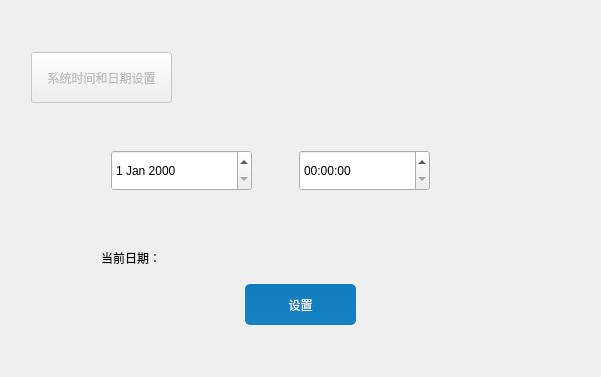
Before: the Qt Designer form timesetting.ui in jjzhang166/DvrUI, drawn with Qt 5.
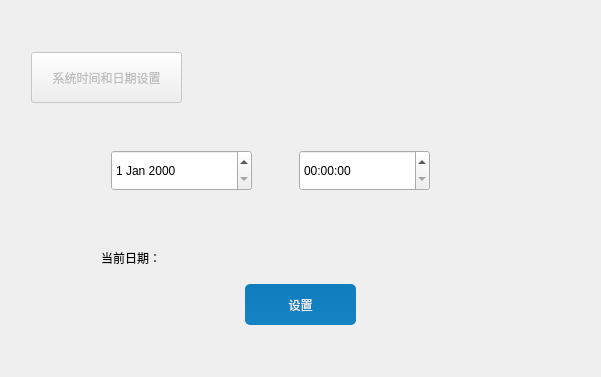
After: the same form once the commit is applied.

Diff of the .ui file:
```diff
--- a/timesetting.ui
+++ b/timesetting.ui
@@ -56,13 +56,13 @@
        </property>
        <property name="minimumSize">
         <size>
-         <width>141</width>
+         <width>151</width>
          <height>51</height>
         </size>
        </property>
        <property name="maximumSize">
         <size>
-         <width>141</width>
+         <width>151</width>
          <height>51</height>
         </size>
        </property>
```
